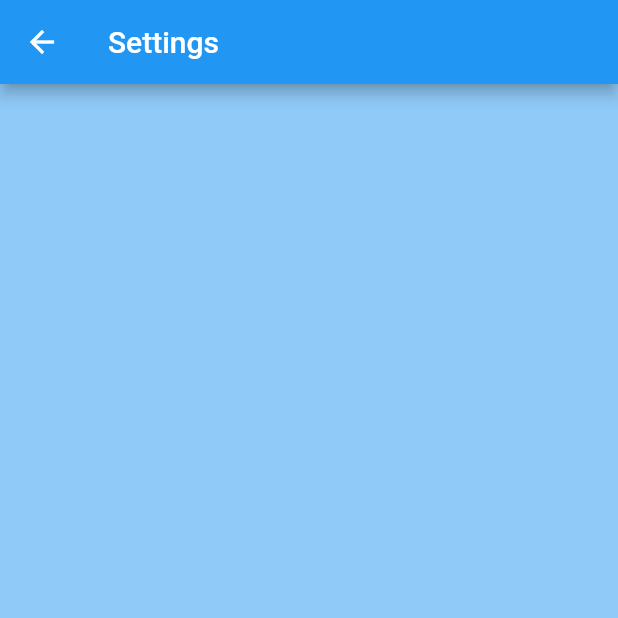
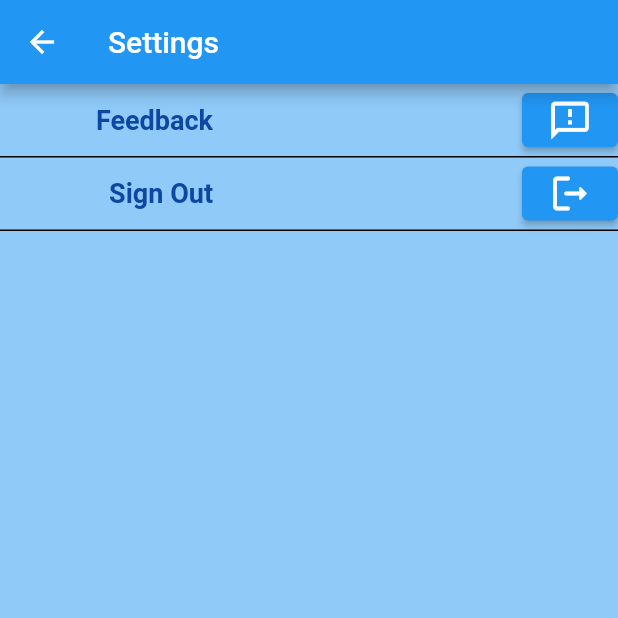
Before and after one commit to ChaurasiaP/fundoo-notes, a Flutter app: the MainRoute screen opened directly, in the side drawer, after a tap on "Settings", on a phone screen of 412 x 824 dp, the top half of it. Run offline on Flutter 3.47's test engine with Material 2 defaults, Android fonts, the phone set to English and light mode, and no system bars; our stand-ins replace cloud_firestore, firebase_auth, firebase_core, shared_preferences; accounts and stored records are empty; network calls fail.

Commit message:
Create operation using cloud firestore, for different users

```diff
--- a/lib/UI/main_screen.dart
+++ b/lib/UI/main_screen.dart
@@ -4,6 +4,7 @@ import 'package:flutter_staggered_grid_view/flutter_staggered_grid_view.dart';
 import 'package:fundoo_notes_app/UI/add_new_note.dart';
 import 'package:fundoo_notes_app/UI/display_note.dart';
 import 'package:fundoo_notes_app/UI/side_menu.dart';
+import 'package:fundoo_notes_app/services/firestore_db.dart';
 import 'package:fundoo_notes_app/services/login_info.dart';
 import 'package:fundoo_notes_app/services/sample_notes.dart';
 import 'package:fundoo_notes_app/style/colors.dart';
@@ -23,6 +24,15 @@ class _MainRouteState extends State<MainRoute> {
 
   // declaring a global key to enable drawer expansion, where required
   GlobalKey<ScaffoldState> _drawerKey = GlobalKey();
+
+  Future createNewNote() async{
+    await FirestoreDB().createNewNoteFirestore("sdf", "34");
+  }
+  @override
+  void initState(){
+    super.initState();
+    createNewNote();
+  }
 
   @override
   Widget build(BuildContext context) {
@@ -115,12 +125,13 @@ class _MainRouteState extends State<MainRoute> {
       IconButton(onPressed: () {}, icon: Icon(Icons.list, color: buttonsColor));
 
 // search icon
-  Widget _searchButton() => IconButton(
+  Widget _searchButton() =>
+      IconButton(
       onPressed: () {}, icon: Icon(Icons.search_rounded, color: buttonsColor));
 
   Widget _displayNotes() => Expanded(
         child: MasonryGridView.count(
-            padding: EdgeInsets.all(10),
+            padding: const EdgeInsets.all(10),
             crossAxisSpacing: 10,
             mainAxisSpacing: 10,
             itemCount: notesList.length,
--- a/lib/UI/settings.dart
+++ b/lib/UI/settings.dart
@@ -1,5 +1,9 @@
 import 'package:flutter/material.dart';
+import 'package:fundoo_notes_app/UI/login_screen.dart';
+import 'package:fundoo_notes_app/services/login_info.dart';
+import 'package:fundoo_notes_app/style/button_style.dart';
 import 'package:fundoo_notes_app/style/colors.dart';
+import 'package:fundoo_notes_app/style/text_style.dart';
 
 class SettingsRoute extends StatelessWidget {
   const SettingsRoute({super.key});
@@ -11,6 +15,56 @@ class SettingsRoute extends StatelessWidget {
         title: const Text("Settings"),
       ),
       backgroundColor: allRoutesBG,
+
+      body: Column(
+        children: [
+          Container(
+            decoration: tabsDecoration,
+            child: Row(
+              mainAxisAlignment: MainAxisAlignment.end,
+              children: [
+                InkWell(
+                    onTap: () {},
+                    splashColor: activeTab,
+                    child: Row(
+                        children: [
+                          _tabName("Feedback"),
+                          SizedBox(width: MediaQuery.of(context).size.width*0.5),
+                          ElevatedButton(onPressed: (){}, child: const Icon(Icons.feedback_outlined, size: 30)),
+                        ])),
+              ],
+            ),
+          ),
+          Container(
+            decoration: const BoxDecoration(
+                border: Border(bottom: BorderSide(color: Colors.black))),
+            child: Row(
+              mainAxisAlignment: MainAxisAlignment.end,
+              children: [
+                InkWell(
+                    onTap: (){
+                      LocalDataSaver.saveLogData(false);
+                      Navigator.pushReplacement(context, MaterialPageRoute(builder: (context)=>const LoginPage()));
+                    },
+                    splashColor: activeTab,
+                    child: Row(
+                      mainAxisAlignment: MainAxisAlignment.spaceEvenly,
+                        children: [
+                          _tabName("Sign Out"),
+                          SizedBox(width: MediaQuery.of(context).size.width*0.5),
+                          ElevatedButton(onPressed: (){
+                            LocalDataSaver.saveLogData(false);
+                            Navigator.pushReplacement(context, MaterialPageRoute(builder: (context)=>const LoginPage()));
+                          }, child: const Icon(Icons.logout_rounded, size: 30)),
+                        ])),
+
+              ],
+            ),
+          )
+        ],
+      ),
     );
   }
+  Widget _tabName(String tabName) =>
+    Text(tabName, style: tabsTextStyle);
 }
--- a/lib/UI/side_menu.dart
+++ b/lib/UI/side_menu.dart
@@ -1,14 +1,20 @@
 
+import 'package:firebase_auth/firebase_auth.dart';
 import 'package:flutter/material.dart';
 import 'package:fundoo_notes_app/UI/settings.dart';
+import 'package:fundoo_notes_app/services/login_info.dart';
 import 'package:fundoo_notes_app/style/button_style.dart';
 import 'package:fundoo_notes_app/style/colors.dart';
 
 class SideMenu extends StatelessWidget {
+
   const SideMenu({super.key});
 
+
   @override
+
   Widget build(BuildContext context) {
+    final FirebaseAuth _auth = FirebaseAuth.instance;
     return Drawer(
       backgroundColor: allRoutesBG,
         child: SafeArea(
@@ -20,10 +26,19 @@ class SideMenu extends StatelessWidget {
 
                 decoration: BoxDecoration(color: Colors.blue.shade900,
                 borderRadius: const BorderRadius.only(topRight: Radius.circular(100), bottomRight: Radius.circular(100))),
-                child: const Center(
-                  child: Text(
-                    "Fundoo Notes",
-                    style: TextStyle(fontSize: 28, color: Colors.white70, fontWeight: FontWeight.bold),
+                child: Center(
+                  child: Column(
+                    children: [
+                      SizedBox(height: MediaQuery.of(context).size.height*0.05),
+                      const Text (
+                        "Fundoo Notes",
+                        style: TextStyle(fontSize: 25, color: Colors.white70, fontWeight: FontWeight.bold),
+                      ),
+                      SizedBox(height: MediaQuery.of(context).size.height*0.04),
+                      Text("Signed in as:\n${_auth.currentUser!.email}", style: const TextStyle(
+                        fontSize: 12, color: Colors.white54
+                      ),),
+                    ],
                   ),
                 ),
               ),
--- a/lib/UI/sign_up_screen.dart
+++ b/lib/UI/sign_up_screen.dart
@@ -1,5 +1,6 @@
 import 'package:firebase_auth/firebase_auth.dart';
 import 'package:flutter/material.dart';
+import 'package:fundoo_notes_app/UI/login_screen.dart';
 import 'package:fundoo_notes_app/style/colors.dart';
 
 class SignUpScreen extends StatefulWidget {
@@ -33,6 +34,7 @@ class _SignUpScreenState extends State<SignUpScreen> {
         debugPrint("User Created");
         _showSnackBar(
             "You are Successfully Registered with us!", Colors.green.shade400);
+        Navigator.pushReplacement(context, MaterialPageRoute(builder: (context) => const LoginPage()));
       } on FirebaseAuthException catch (ex) {
         _showSnackBar(ex.code.toString(), Colors.red.shade400);
       }
--- a/lib/main.dart
+++ b/lib/main.dart
@@ -24,7 +24,7 @@ class MyApp extends StatefulWidget {
 }
 
 class _MyAppState extends State<MyApp> {
-  bool isLogin = false;
+  late bool isLogin = false;
 
   getLoggedInState() async {
     await LocalDataSaver.getLogData().then((value) {
@@ -42,7 +42,7 @@ class _MyAppState extends State<MyApp> {
   @override
   Widget build(BuildContext context) {
     return MaterialApp(
-      home: isLogin ? LoginPage() : MainRoute(),
-    );
+
+      home: isLogin ? MainRoute() : LoginPage());
   }
 }
--- /dev/null
+++ b/lib/services/firestore_db.dart
@@ -0,0 +1,21 @@
+import "package:cloud_firestore/cloud_firestore.dart";
+import "package:firebase_auth/firebase_auth.dart";
+import "package:flutter/cupertino.dart";
+
+// CRUD operations with firebase
+class FirestoreDB{
+
+  final FirebaseAuth _auth = FirebaseAuth.instance;
+
+  // create new note method, stored at firebase -> cloud firestore
+  createNewNoteFirestore(gmail, id) async{
+    await FirebaseFirestore.instance.collection("notes").doc(_auth.currentUser!.email).collection("userNotes").doc("2").set(
+        {
+          "Title": "Second Note",
+          "content": "this is the content of the second note added using IDE command",
+          "date modified": DateTime.now()
+        }).then((_) {
+         debugPrint("note added successfully");
+    });
+  }
+}
--- a/lib/style/button_style.dart
+++ b/lib/style/button_style.dart
@@ -1,5 +1,4 @@
 import 'package:flutter/material.dart';
-import 'package:fundoo_notes_app/style/colors.dart';
 
 var buttonStyle = ButtonStyle(
     shape: MaterialStateProperty.all(const RoundedRectangleBorder(
@@ -8,3 +7,6 @@ var buttonStyle = ButtonStyle(
         )
     ))
 );
+
+var tabsDecoration = const BoxDecoration(
+    border: Border(bottom: BorderSide(color: Colors.black)));
--- a/lib/style/text_style.dart
+++ b/lib/style/text_style.dart
@@ -1,4 +1,5 @@
 import 'package:flutter/material.dart';
+import 'package:fundoo_notes_app/style/colors.dart';
 
 var headingStyle = const TextStyle(
   fontSize: 16,
@@ -19,4 +20,8 @@ var subtitleTextStyle = const TextStyle(
   color: Colors.black54
 );
 var hintTextStyle = const TextStyle(color: Colors.black54, fontSize: 14);
+
 var headingHintStyle = const TextStyle(color: Colors.black54, fontSize: 25);
+
+var tabsTextStyle = TextStyle(
+    fontSize: 18, fontWeight: FontWeight.bold, color: buttonsColor);
--- a/pubspec.yaml
+++ b/pubspec.yaml
@@ -41,7 +41,7 @@ dependencies:
   firebase_auth: ^4.8.0
   sqflite: ^2.3.0
   shared_preferences: ^2.2.0
-
+  cloud_firestore:
 
 dev_dependencies:
   flutter_test:
```
Also changed, not shown: lib/UI/login_screen.dart (+11 -3 lines), lib/services/login_info.dart (+4 -23 lines), lib/services/my_note_model.dart (added, +63 -0 lines), pubspec.lock, 2 other files.
